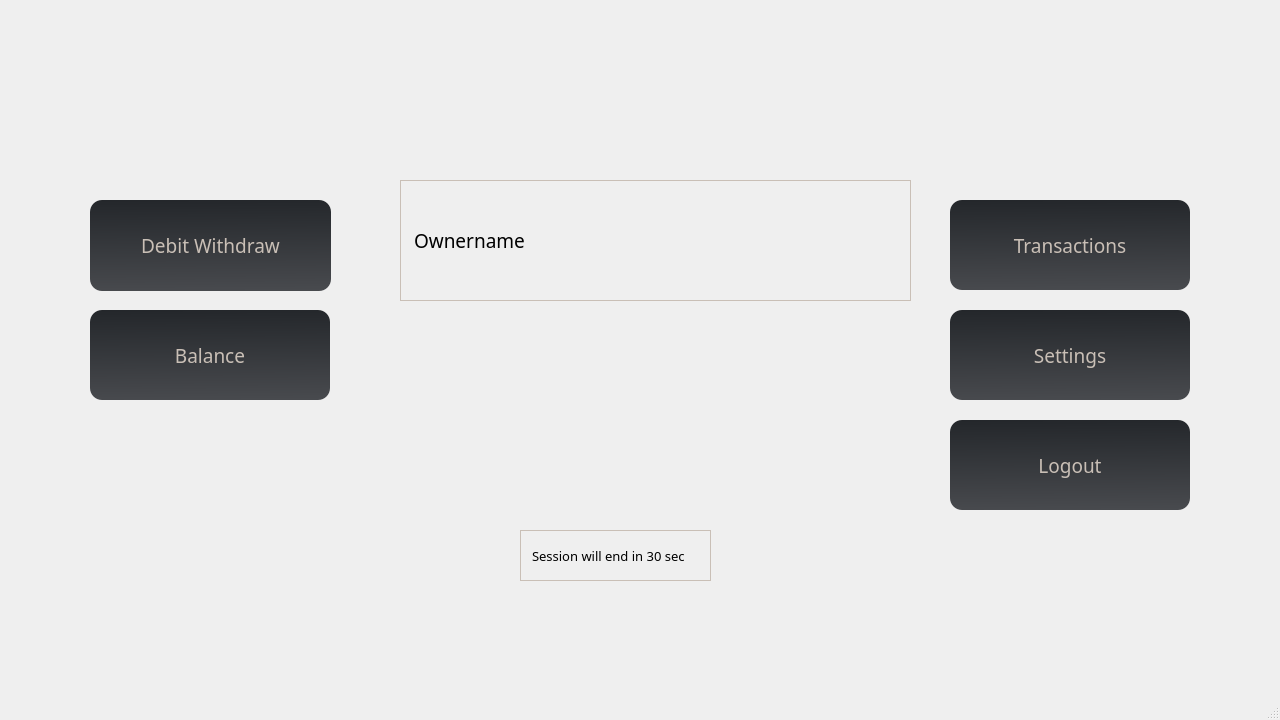
t1rate01/ATM_groupproject, file frontend/mainmenu.ui: the form before one commit.
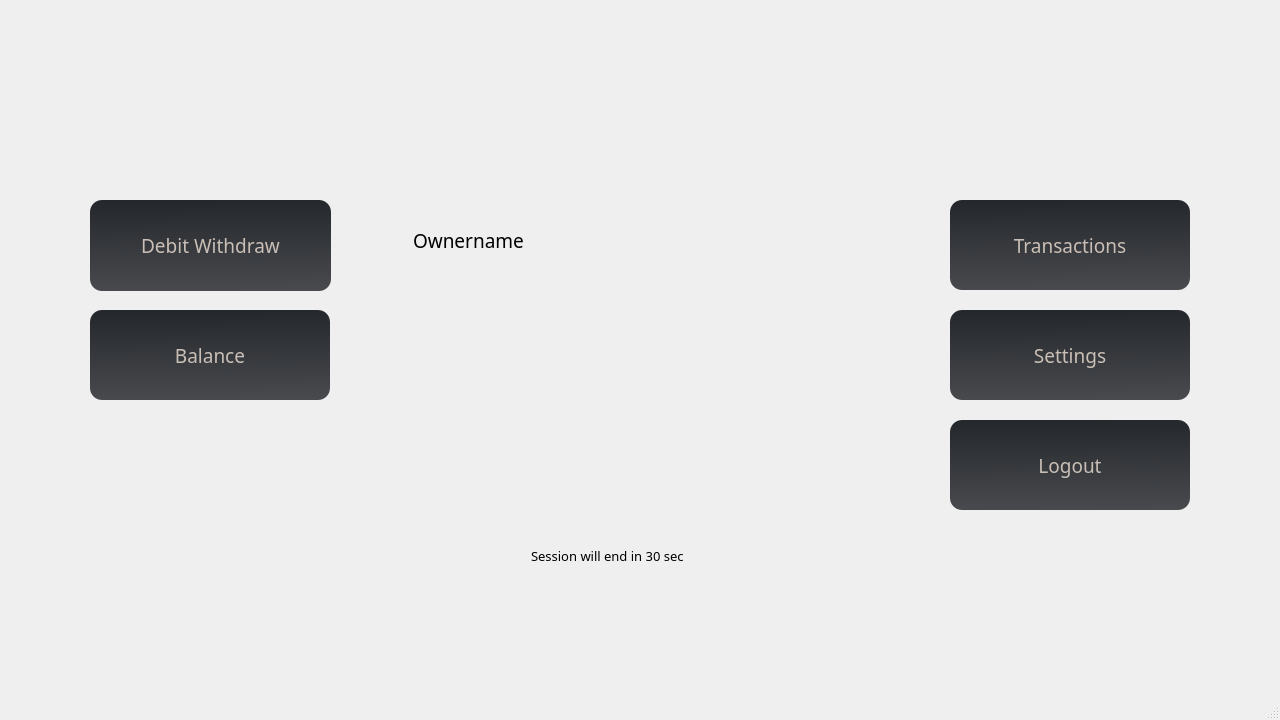
The form after the commit.

The edit to the form file:
```diff
--- a/frontend/mainmenu.ui
+++ b/frontend/mainmenu.ui
@@ -146,7 +146,6 @@
     </property>
     <property name="styleSheet">
      <string notr="true">background-color: transparent;
-border: 1px solid #c9bfb6;
 padding: 8px;</string>
     </property>
     <property name="text">
@@ -170,7 +169,7 @@
     </property>
     <property name="styleSheet">
      <string notr="true">background-color: transparent;
-border: 1px solid #c9bfb6;
+
 padding: 8px;</string>
     </property>
     <property name="text">
```
